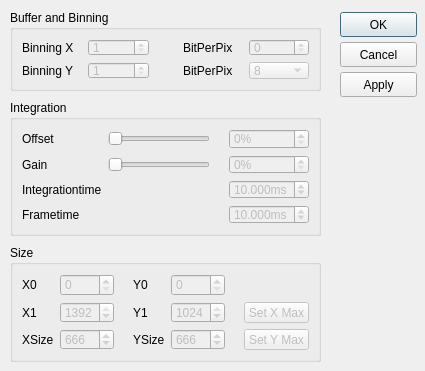
itom-project/plugins, file FileGrabber/dialogFileGrabber.ui: the form before one commit.
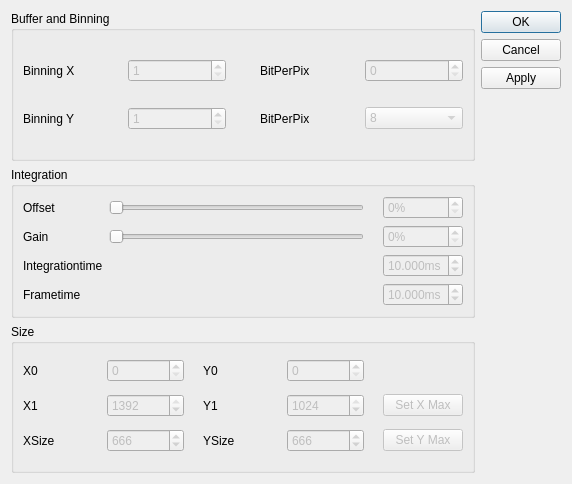
The form after the commit.

What changed in the file:
```diff
--- a/FileGrabber/dialogFileGrabber.ui
+++ b/FileGrabber/dialogFileGrabber.ui
@@ -6,37 +6,160 @@
    <rect>
     <x>0</x>
     <y>0</y>
-    <width>425</width>
-    <height>371</height>
+    <width>572</width>
+    <height>484</height>
    </rect>
   </property>
-  <property name="minimumSize">
-   <size>
-    <width>425</width>
-    <height>371</height>
-   </size>
-  </property>
-  <property name="maximumSize">
-   <size>
-    <width>425</width>
-    <height>371</height>
-   </size>
-  </property>
   <property name="windowTitle">
    <string>Dialog</string>
   </property>
+  <layout class="QHBoxLayout" name="horizontalLayout">
+   <item>
+    <layout class="QVBoxLayout" name="verticalLayout_2">
+     <item>
+      <widget class="QGroupBox" name="groupBoxBinning">
+       <property name="enabled">
+        <bool>true</bool>
+       </property>
+       <property name="title">
+        <string>Buffer and Binning</string>
+       </property>
+       <layout class="QGridLayout" name="gridLayout_3">
+        <item row="0" column="0">
+         <widget class="QLabel" name="label_binning">
+          <property name="text">
+           <string>Binning X</string>
+          </property>
+         </widget>
+        </item>
+        <item row="0" column="1">
+         <widget class="QSpinBox" name="spinBox_binX">
+          <property name="enabled">
+           <bool>false</bool>
+          </property>
+          <property name="minimum">
+           <number>1</number>
+          </property>
+          <property name="maximum">
+           <number>4</number>
+          </property>
+         </widget>
+        </item>
+        <item row="0" column="2" rowspan="2">
+         <spacer name="horizontalSpacer_6">
+          <property name="orientation">
+           <enum>Qt::Horizontal</enum>
+          </property>
+          <property name="sizeType">
+           <enum>QSizePolicy::Fixed</enum>
+          </property>
+          <property name="sizeHint" stdset="0">
+           <size>
+            <width>28</width>
+            <height>20</height>
+           </size>
+          </property>
+         </spacer>
+        </item>
+        <item row="0" column="3">
+         <widget class="QLabel" name="label_bpp">
+          <property name="text">
+           <string>BitPerPix</string>
+          </property>
+         </widget>
+        </item>
+        <item row="0" column="4">
+         <widget class="QSpinBox" name="spinBox_bpp">
+          <property name="enabled">
+           <bool>false</bool>
+          </property>
+         </widget>
+        </item>
+        <item row="1" column="0">
+         <widget class="QLabel" name="label_binning_2">
+          <property name="text">
+           <string>Binning Y</string>
+          </property>
+         </widget>
+        </item>
+        <item row="1" column="1">
+         <widget class="QSpinBox" name="spinBox_binY">
+          <property name="enabled">
+           <bool>false</bool>
+          </property>
+          <property name="minimum">
+           <number>1</number>
+          </property>
+          <property name="maximum">
+           <number>4</number>
+          </property>
+         </widget>
+        </item>
+        <item row="1" column="3">
+         <widget class="QLabel" name="label_bpp_2">
+          <property name="text">
+           <string>BitPerPix</string>
+          </property>
+         </widget>
+        </item>
+        <item row="1" column="4">
+         <widget class="QComboBox" name="combo_bpp">
+          <property name="enabled">
+           <bool>false</bool>
+          </property>
+          <property name="currentIndex">
+           <number>0</number>
+          </property>
+          <item>
+           <property name="text">
+            <string>8</string>
+           </property>
+          </item>
+          <item>
+           <property name="text">
+            <string>10</string>
+           </property>
+          </item>
+          <item>
+           <property name="text">
+            <string>12</string>
+           </property>
+          </item>
+          <item>
+           <property name="text">
+            <string>14</string>
+           </property>
+          </item>
+          <item>
+           <property name="text">
+            <string>16</string>
+           </property>
+          </item>
+          <item>
+           <property name="text">
+            <string>24</string>
+           </property>
+          </item>
+          <item>
+           <property name="text">
+            <string>30</string>
+           </property>
+          </item>
+          <item>
+           <property name="text">
+            <string>32</string>
+           </property>
+          </item>
+         </widget>
+        </item>
+       </layout>
+      </widget>
+     </item>
+     <item>
   <widget class="QGroupBox" name="groupBoxIntegration">
    <property name="enabled">
     <bool>true</bool>
    </property>
-   <property name="geometry">
-    <rect>
-     <x>10</x>
-     <y>100</y>
-     <width>311</width>
-     <height>136</height>
-    </rect>
-   </property>
    <property name="title">
     <string>Integration</string>
    </property>
@@ -207,18 +330,12 @@
     </item>
    </layout>
   </widget>
+     </item>
+     <item>
   <widget class="QGroupBox" name="groupBoxSize">
    <property name="enabled">
     <bool>true</bool>
    </property>
-   <property name="geometry">
-    <rect>
-     <x>10</x>
-     <y>245</y>
-     <width>311</width>
-     <height>117</height>
-    </rect>
-   </property>
    <property name="title">
     <string>Size</string>
    </property>
@@ -397,189 +514,30 @@
     </item>
    </layout>
   </widget>
-  <widget class="QGroupBox" name="groupBoxBinning">
-   <property name="enabled">
-    <bool>true</bool>
-   </property>
-   <property name="geometry">
-    <rect>
-     <x>10</x>
-     <y>10</y>
-     <width>311</width>
-     <height>81</height>
-    </rect>
-   </property>
-   <property name="title">
-    <string>Buffer and Binning</string>
-   </property>
-   <layout class="QGridLayout" name="gridLayout_3">
-    <item row="0" column="0">
-     <widget class="QLabel" name="label_binning">
-      <property name="text">
-       <string>Binning X</string>
-      </property>
-     </widget>
-    </item>
-    <item row="0" column="1">
-     <widget class="QSpinBox" name="spinBox_binX">
-      <property name="enabled">
-       <bool>false</bool>
-      </property>
-      <property name="minimum">
-       <number>1</number>
-      </property>
-      <property name="maximum">
-       <number>4</number>
-      </property>
-     </widget>
-    </item>
-    <item row="0" column="2" rowspan="2">
-     <spacer name="horizontalSpacer_6">
-      <property name="orientation">
-       <enum>Qt::Horizontal</enum>
-      </property>
-      <property name="sizeType">
-       <enum>QSizePolicy::Fixed</enum>
-      </property>
-      <property name="sizeHint" stdset="0">
-       <size>
-        <width>28</width>
-        <height>20</height>
-       </size>
-      </property>
-     </spacer>
-    </item>
-    <item row="0" column="3">
-     <widget class="QLabel" name="label_bpp">
-      <property name="text">
-       <string>BitPerPix</string>
-      </property>
-     </widget>
-    </item>
-    <item row="0" column="4">
-     <widget class="QSpinBox" name="spinBox_bpp">
-      <property name="enabled">
-       <bool>false</bool>
-      </property>
-     </widget>
-    </item>
-    <item row="1" column="0">
-     <widget class="QLabel" name="label_binning_2">
-      <property name="text">
-       <string>Binning Y</string>
-      </property>
-     </widget>
-    </item>
-    <item row="1" column="1">
-     <widget class="QSpinBox" name="spinBox_binY">
-      <property name="enabled">
-       <bool>false</bool>
-      </property>
-      <property name="minimum">
-       <number>1</number>
-      </property>
-      <property name="maximum">
-       <number>4</number>
-      </property>
-     </widget>
-    </item>
-    <item row="1" column="3">
-     <widget class="QLabel" name="label_bpp_2">
-      <property name="text">
-       <string>BitPerPix</string>
-      </property>
-     </widget>
-    </item>
-    <item row="1" column="4">
-     <widget class="QComboBox" name="combo_bpp">
-      <property name="enabled">
-       <bool>false</bool>
-      </property>
-      <property name="currentIndex">
-       <number>0</number>
-      </property>
-      <item>
-       <property name="text">
-        <string>8</string>
-       </property>
-      </item>
-      <item>
-       <property name="text">
-        <string>10</string>
-       </property>
-      </item>
-      <item>
-       <property name="text">
-        <string>12</string>
-       </property>
-      </item>
-      <item>
-       <property name="text">
-        <string>14</string>
-       </property>
-      </item>
-      <item>
-       <property name="text">
-        <string>16</string>
-       </property>
-      </item>
-      <item>
-       <property name="text">
-        <string>24</string>
-       </property>
-      </item>
-      <item>
-       <property name="text">
-        <string>30</string>
-       </property>
-      </item>
-      <item>
-       <property name="text">
-        <string>32</string>
-       </property>
-      </item>
-     </widget>
-    </item>
-   </layout>
-  </widget>
-  <widget class="QPushButton" name="cancelButton">
-   <property name="geometry">
-    <rect>
-     <x>340</x>
-     <y>42</y>
-     <width>77</width>
-     <height>25</height>
-    </rect>
-   </property>
-   <property name="text">
-    <string>Cancel</string>
-   </property>
-   <property name="autoDefault">
-    <bool>false</bool>
-   </property>
-  </widget>
+     </item>
+    </layout>
+   </item>
+   <item>
+    <layout class="QVBoxLayout" name="verticalLayout">
+     <item>
   <widget class="QPushButton" name="okButton">
-   <property name="geometry">
-    <rect>
-     <x>340</x>
-     <y>12</y>
-     <width>77</width>
-     <height>25</height>
-    </rect>
-   </property>
    <property name="text">
     <string>OK</string>
    </property>
   </widget>
+     </item>
+     <item>
+      <widget class="QPushButton" name="cancelButton">
+       <property name="text">
+        <string>Cancel</string>
+       </property>
+       <property name="autoDefault">
+        <bool>false</bool>
+       </property>
+      </widget>
+     </item>
+     <item>
   <widget class="QPushButton" name="applyButton">
-   <property name="geometry">
-    <rect>
-     <x>340</x>
-     <y>72</y>
-     <width>77</width>
-     <height>25</height>
-    </rect>
-   </property>
    <property name="text">
     <string>Apply</string>
    </property>
@@ -587,6 +545,23 @@
     <bool>false</bool>
    </property>
   </widget>
+     </item>
+     <item>
+      <spacer name="verticalSpacer">
+       <property name="orientation">
+        <enum>Qt::Vertical</enum>
+       </property>
+       <property name="sizeHint" stdset="0">
+        <size>
+         <width>20</width>
+         <height>40</height>
+        </size>
+       </property>
+      </spacer>
+     </item>
+    </layout>
+   </item>
+  </layout>
  </widget>
  <resources/>
  <connections>
```
Lines whose indentation alone changed are shown as unchanged.
